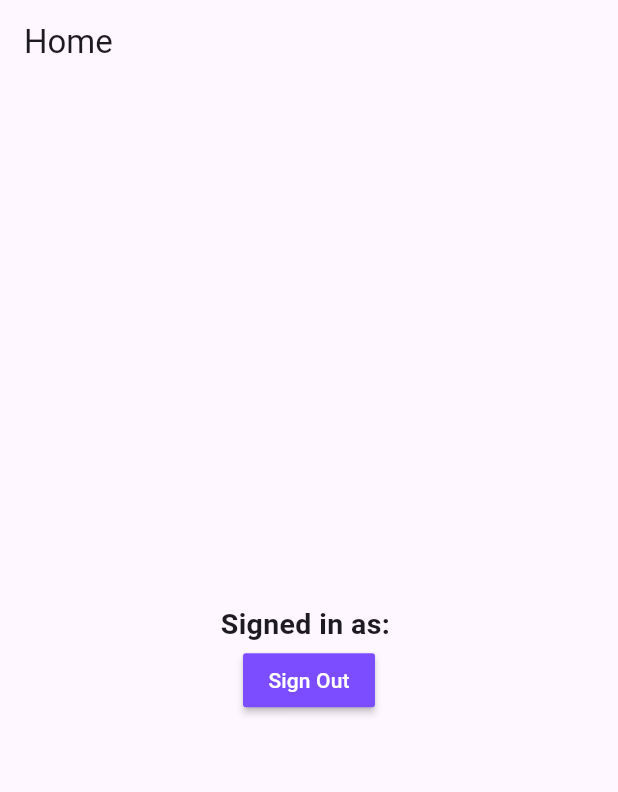
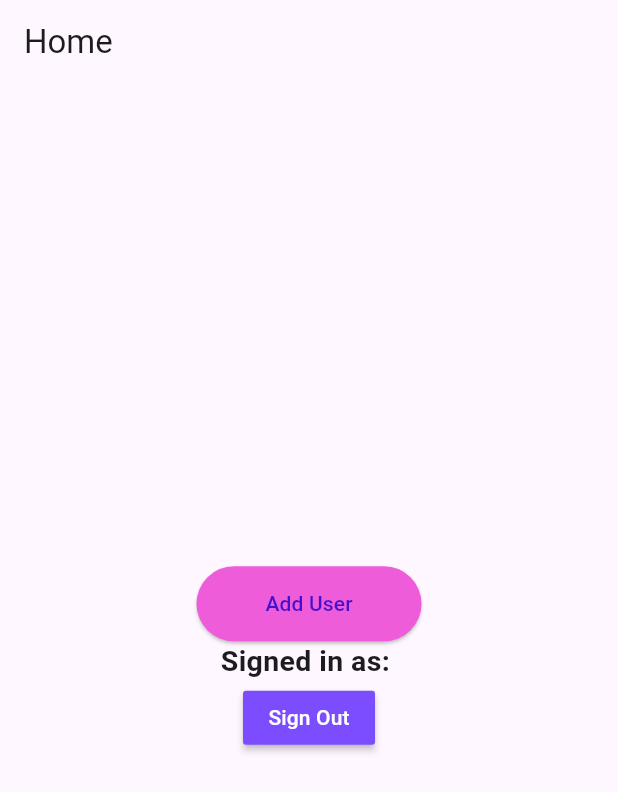
Before and after one commit to mohsinbehzad/Flutter-Firebase-Projects, a Flutter app: the screen it shows once a user with an empty profile is signed in, on a phone screen of 412 x 824 dp. Shown: the top 792 px of the screen. Run offline on Flutter 3.47's test engine with Material 3 defaults, Android fonts, the phone set to English and light mode, and no system bars; our stand-ins replace firebase_auth, firebase_core; accounts and stored records are empty.

Commit message:
add User button added

```diff
--- a/auth/lib/Screens/home_screen.dart
+++ b/auth/lib/Screens/home_screen.dart
@@ -1,3 +1,4 @@
+import 'package:auth/Screens/add_user_screen.dart';
 import 'package:firebase_auth/firebase_auth.dart';
 import 'package:flutter/material.dart';
 
@@ -10,6 +11,7 @@ class HomeScreen extends StatefulWidget {
 
 class _HomeScreenState extends State<HomeScreen> {
   final user = FirebaseAuth.instance.currentUser!;
+
   @override
   Widget build(BuildContext context) {
     return Scaffold(
@@ -18,6 +20,27 @@ class _HomeScreenState extends State<HomeScreen> {
         child: Column(
           mainAxisAlignment: MainAxisAlignment.center,
           children: [
+            ElevatedButton(
+              onPressed: () {
+                Navigator.push(
+                  context,
+                  MaterialPageRoute(builder: (context) => AddUserScreen()),
+                );
+
+              },
+              style: ButtonStyle(
+                    backgroundColor: WidgetStateProperty.all(
+                      const Color.fromARGB(255, 239, 92, 217),
+                    ),
+                    foregroundColor: WidgetStateProperty.all(
+                      const Color.fromARGB(255, 67, 17, 205),
+                    ),
+                    minimumSize: WidgetStateProperty.all(
+                      Size(150, 50), // width & height
+                    ),
+                  ),
+              child: Text('Add User'),
+            ),
             Text(
               "Signed in as: ${user.email!}",
               style: TextStyle(fontSize: 19, fontWeight: FontWeight.bold),
@@ -27,7 +50,7 @@ class _HomeScreenState extends State<HomeScreen> {
                 FirebaseAuth.instance.signOut();
               },
               color: Colors.deepPurpleAccent,
-              child: Text("Sign Out", style: TextStyle(color: Colors.white),),
+              child: Text("Sign Out", style: TextStyle(color: Colors.white)),
             ),
           ],
         ),
```
Also changed, not shown: 1 other file.
